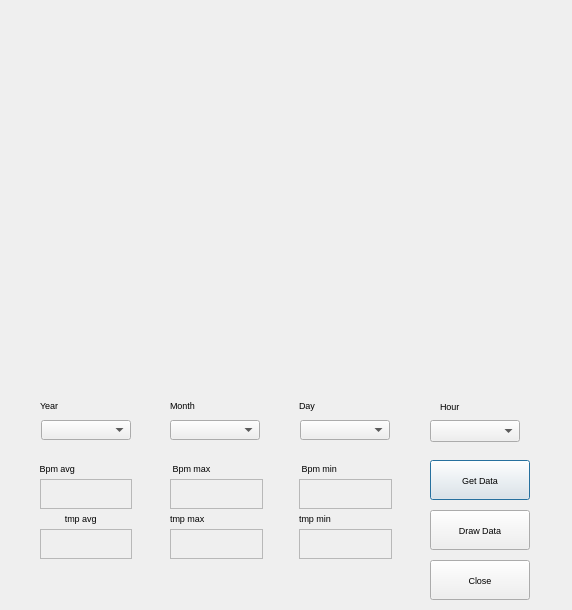
Qt form Final_Serial/Final_Serial/dialog.ui (twowings1029/Real_pro) before a commit.
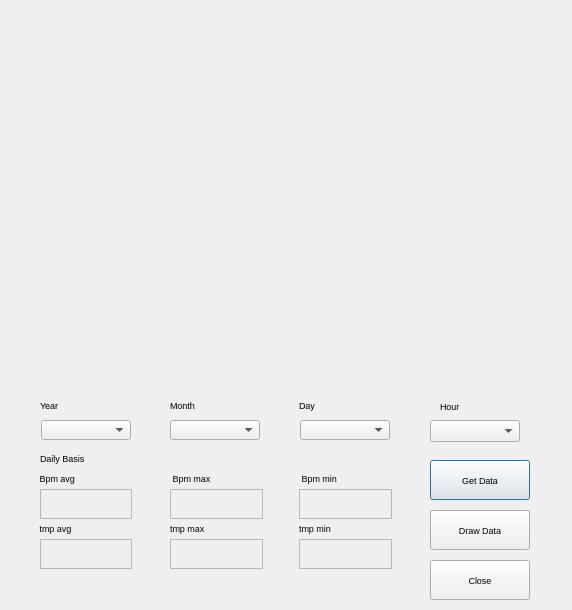
The same form after that commit. Custom widgets are drawn as their Qt base class.

What changed in the file:
```diff
--- a/Final_Serial/Final_Serial/dialog.ui
+++ b/Final_Serial/Final_Serial/dialog.ui
@@ -36,7 +36,7 @@
    <property name="geometry">
     <rect>
      <x>299</x>
-     <y>479</y>
+     <y>489</y>
      <width>93</width>
      <height>30</height>
     </rect>
@@ -52,7 +52,7 @@
    <property name="geometry">
     <rect>
      <x>299</x>
-     <y>460</y>
+     <y>470</y>
      <width>86</width>
      <height>16</height>
     </rect>
@@ -68,7 +68,7 @@
    <property name="geometry">
     <rect>
      <x>40</x>
-     <y>529</y>
+     <y>539</y>
      <width>92</width>
      <height>30</height>
     </rect>
@@ -84,7 +84,7 @@
    <property name="geometry">
     <rect>
      <x>40</x>
-     <y>479</y>
+     <y>489</y>
      <width>92</width>
      <height>30</height>
     </rect>
@@ -103,7 +103,7 @@
    <property name="geometry">
     <rect>
      <x>170</x>
-     <y>529</y>
+     <y>539</y>
      <width>93</width>
      <height>30</height>
     </rect>
@@ -119,7 +119,7 @@
    <property name="geometry">
     <rect>
      <x>299</x>
-     <y>510</y>
+     <y>520</y>
      <width>86</width>
      <height>16</height>
     </rect>
@@ -135,7 +135,7 @@
    <property name="geometry">
     <rect>
      <x>299</x>
-     <y>529</y>
+     <y>539</y>
      <width>93</width>
      <height>30</height>
     </rect>
@@ -177,7 +177,7 @@
    <property name="geometry">
     <rect>
      <x>170</x>
-     <y>460</y>
+     <y>470</y>
      <width>90</width>
      <height>16</height>
     </rect>
@@ -193,7 +193,7 @@
    <property name="geometry">
     <rect>
      <x>37</x>
-     <y>510</y>
+     <y>520</y>
      <width>85</width>
      <height>16</height>
     </rect>
@@ -202,14 +202,14 @@
     <string> tmp avg</string>
    </property>
    <property name="alignment">
-    <set>Qt::AlignCenter</set>
+    <set>Qt::AlignLeading|Qt::AlignLeft|Qt::AlignVCenter</set>
    </property>
   </widget>
   <widget class="QLabel" name="bpm_max_label">
    <property name="geometry">
     <rect>
      <x>170</x>
-     <y>479</y>
+     <y>489</y>
      <width>93</width>
      <height>30</height>
     </rect>
@@ -238,7 +238,7 @@
    <property name="geometry">
     <rect>
      <x>37</x>
-     <y>460</y>
+     <y>470</y>
      <width>85</width>
      <height>16</height>
     </rect>
@@ -254,7 +254,7 @@
    <property name="geometry">
     <rect>
      <x>170</x>
-     <y>510</y>
+     <y>520</y>
      <width>90</width>
      <height>16</height>
     </rect>
@@ -365,6 +365,19 @@
     <string>Draw Data</string>
    </property>
   </widget>
+  <widget class="QLabel" name="label_8">
+   <property name="geometry">
+    <rect>
+     <x>40</x>
+     <y>450</y>
+     <width>311</width>
+     <height>16</height>
+    </rect>
+   </property>
+   <property name="text">
+    <string>Daily Basis</string>
+   </property>
+  </widget>
  </widget>
  <customwidgets>
   <customwidget>
```
